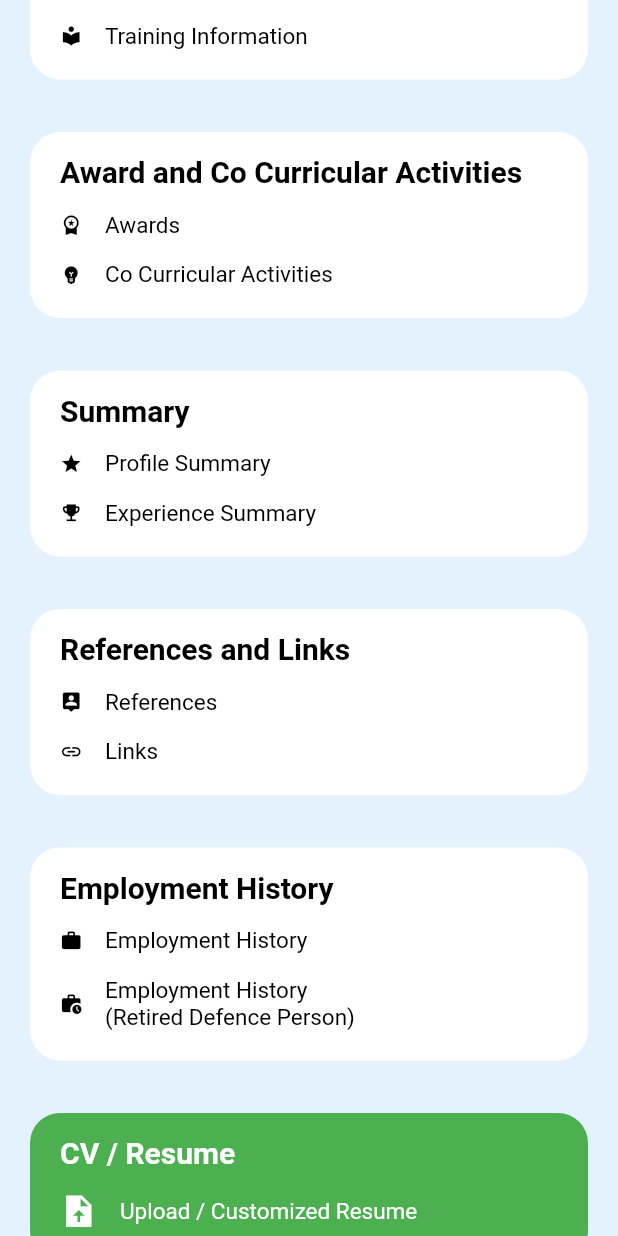
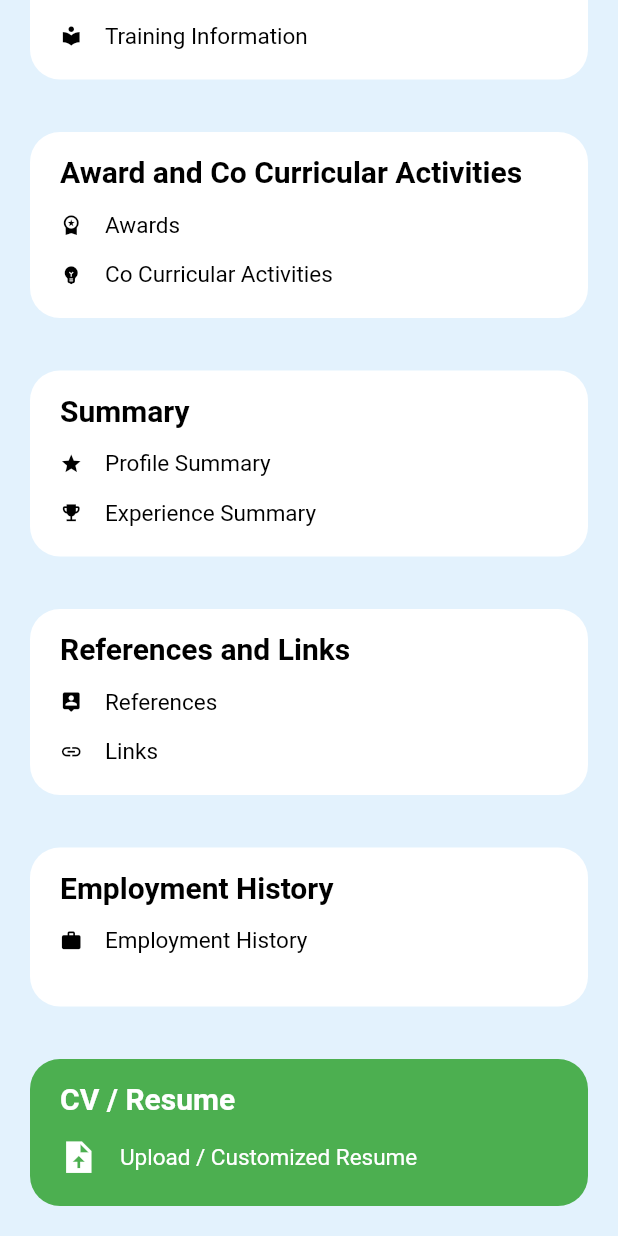
Before and after one commit to Mosaidur/Job-Skeers, a Flutter app: the JobSeekerProfilePage screen opened directly, scrolled down 871 dp, on a phone screen of 412 x 824 dp. Run offline on Flutter 3.47's test engine with Material 3 defaults, Android fonts, the phone set to English and light mode, and no system bars; our stand-ins replace email_validator, intl_phone_field, shared_preferences; missing offline and left inert: multiselect_dropdown_flutter; accounts and stored records are empty.

Commit message:
22th commite

```diff
--- a/jobskeers/lib/Job_Seeker/Pages/Profile/Account Settings/account_settings.dart
+++ b/jobskeers/lib/Job_Seeker/Pages/Profile/Account Settings/account_settings.dart
@@ -1,4 +1,6 @@
 import 'package:flutter/material.dart';
+
+import 'ChangePassword.dart';
 
 class AccountSetting extends StatefulWidget {
   const AccountSetting({super.key});
@@ -175,7 +177,9 @@ class _AccountSettingState extends State<AccountSetting> {
 
                       // change password
                       InkWell(
-                        onTap: (){},
+                        onTap: (){
+                          Navigator.push(context, MaterialPageRoute(builder: (context)=> ChangePassword()));
+                        },
                         child: Row(
                           mainAxisAlignment: MainAxisAlignment.spaceBetween,
                           children: [
--- a/jobskeers/lib/Job_Seeker/Pages/Profile/widgets/InformationPart.dart
+++ b/jobskeers/lib/Job_Seeker/Pages/Profile/widgets/InformationPart.dart
@@ -710,25 +710,25 @@ class ProfileInformatioPage extends StatelessWidget {
                   SizedBox(height: 15,),
 
                   //  Employment History (Retired Defence Person)
-                  InkWell(
-                    onTap: (){
-                      Navigator.push(context, MaterialPageRoute(builder: (context)=> Defence_Employe_History()));
-                    },
-                    child: Row(
-                      children: [
-                        Icon(Icons.work_history_rounded,color: Colors.black,size: 15,),
-                        SizedBox(width: 15,),
-                        Text(
-                          "Employment History \n(Retired Defence Person)",
-                          style: TextStyle(
-                            color: Colors.black,
-                            fontSize: 15,
-                            fontWeight: FontWeight.w400,
-                          ),
-                        ),
-                      ],
-                    ),
-                  ),
+                  // InkWell(
+                  //   onTap: (){
+                  //     Navigator.push(context, MaterialPageRoute(builder: (context)=> Defence_Employe_History()));
+                  //   },
+                  //   child: Row(
+                  //     children: [
+                  //       Icon(Icons.work_history_rounded,color: Colors.black,size: 15,),
+                  //       SizedBox(width: 15,),
+                  //       Text(
+                  //         "Employment History \n(Retired Defence Person)",
+                  //         style: TextStyle(
+                  //           color: Colors.black,
+                  //           fontSize: 15,
+                  //           fontWeight: FontWeight.w400,
+                  //         ),
+                  //       ),
+                  //     ],
+                  //   ),
+                  // ),
 
                 ],
 
```
Also changed, not shown: jobskeers/lib/Job_Seeker/Pages/Profile/Account Settings/ChangePassword.dart (added, +20 -0 lines), jobskeers/lib/Job_Seeker/Pages/Profile/Account Settings/Change_phone_no.dart (added), jobskeers/lib/Job_Seeker/Pages/Profile/Account Settings/change_Email.dart (added).
